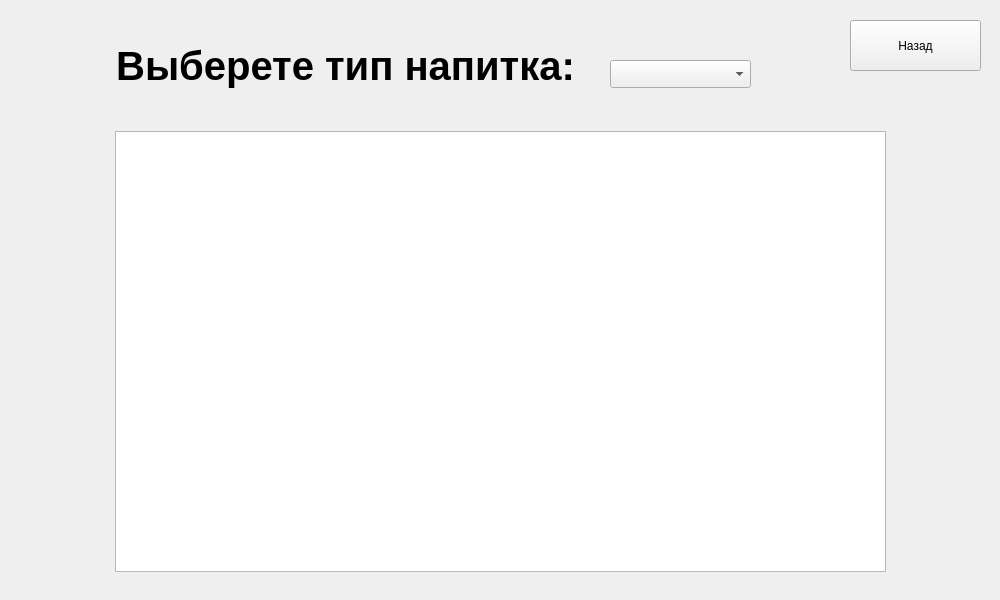
Qt form selecting/drinktypewidget.ui (niceguy135/IP_DB) before a commit.
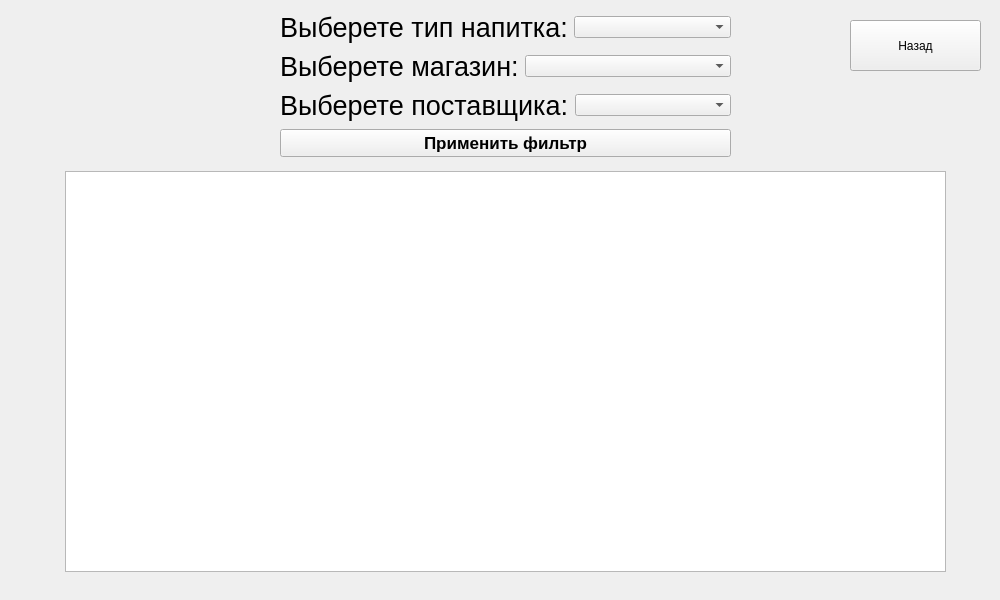
The same form after that commit.

Commit message: Модифицировал ui для выбора напитков

Patch:
```diff
--- a/selecting/drinktypewidget.ui
+++ b/selecting/drinktypewidget.ui
@@ -13,36 +13,13 @@
   <property name="windowTitle">
    <string>Form</string>
   </property>
-  <widget class="QLabel" name="label">
-   <property name="geometry">
-    <rect>
-     <x>110</x>
-     <y>40</y>
-     <width>471</width>
-     <height>51</height>
-    </rect>
-   </property>
-   <property name="font">
-    <font>
-     <pointsize>30</pointsize>
-     <weight>75</weight>
-     <bold>true</bold>
-    </font>
-   </property>
-   <property name="text">
-    <string>Выберете тип напитка:</string>
-   </property>
-   <property name="alignment">
-    <set>Qt::AlignCenter</set>
-   </property>
-  </widget>
   <widget class="QTableWidget" name="tableWidget">
    <property name="geometry">
     <rect>
-     <x>115</x>
-     <y>131</y>
-     <width>771</width>
-     <height>441</height>
+     <x>65</x>
+     <y>171</y>
+     <width>881</width>
+     <height>401</height>
     </rect>
    </property>
   </widget>
@@ -59,15 +36,97 @@
     <string>Назад</string>
    </property>
   </widget>
-  <widget class="QComboBox" name="comboBox">
+  <widget class="QWidget" name="verticalLayoutWidget">
    <property name="geometry">
     <rect>
-     <x>610</x>
-     <y>60</y>
-     <width>141</width>
-     <height>28</height>
+     <x>280</x>
+     <y>10</y>
+     <width>451</width>
+     <height>150</height>
     </rect>
    </property>
+   <layout class="QVBoxLayout" name="verticalLayout">
+    <item>
+     <layout class="QHBoxLayout" name="horizontalLayout">
+      <item>
+       <widget class="QLabel" name="typeLable">
+        <property name="font">
+         <font>
+          <pointsize>20</pointsize>
+          <weight>50</weight>
+          <bold>false</bold>
+         </font>
+        </property>
+        <property name="text">
+         <string>Выберете тип напитка:</string>
+        </property>
+        <property name="alignment">
+         <set>Qt::AlignCenter</set>
+        </property>
+       </widget>
+      </item>
+      <item>
+       <widget class="QComboBox" name="comboBox"/>
+      </item>
+     </layout>
+    </item>
+    <item>
+     <layout class="QHBoxLayout" name="horizontalLayout_2">
+      <item>
+       <widget class="QLabel" name="storeLabel">
+        <property name="font">
+         <font>
+          <pointsize>20</pointsize>
+          <weight>50</weight>
+          <bold>false</bold>
+         </font>
+        </property>
+        <property name="text">
+         <string>Выберете магазин:</string>
+        </property>
+       </widget>
+      </item>
+      <item>
+       <widget class="QComboBox" name="storeCombo"/>
+      </item>
+     </layout>
+    </item>
+    <item>
+     <layout class="QHBoxLayout" name="horizontalLayout_3">
+      <item>
+       <widget class="QLabel" name="supplierLabel">
+        <property name="font">
+         <font>
+          <pointsize>20</pointsize>
+          <weight>50</weight>
+          <bold>false</bold>
+         </font>
+        </property>
+        <property name="text">
+         <string>Выберете поставщика:</string>
+        </property>
+       </widget>
+      </item>
+      <item>
+       <widget class="QComboBox" name="supplierCombo"/>
+      </item>
+     </layout>
+    </item>
+    <item>
+     <widget class="QPushButton" name="applyButton">
+      <property name="font">
+       <font>
+        <pointsize>13</pointsize>
+        <weight>75</weight>
+        <bold>true</bold>
+       </font>
+      </property>
+      <property name="text">
+       <string>Применить фильтр</string>
+      </property>
+     </widget>
+    </item>
+   </layout>
   </widget>
  </widget>
  <resources/>
```
Left out of the diff: 17 changed lines with no effect on the pictures.
